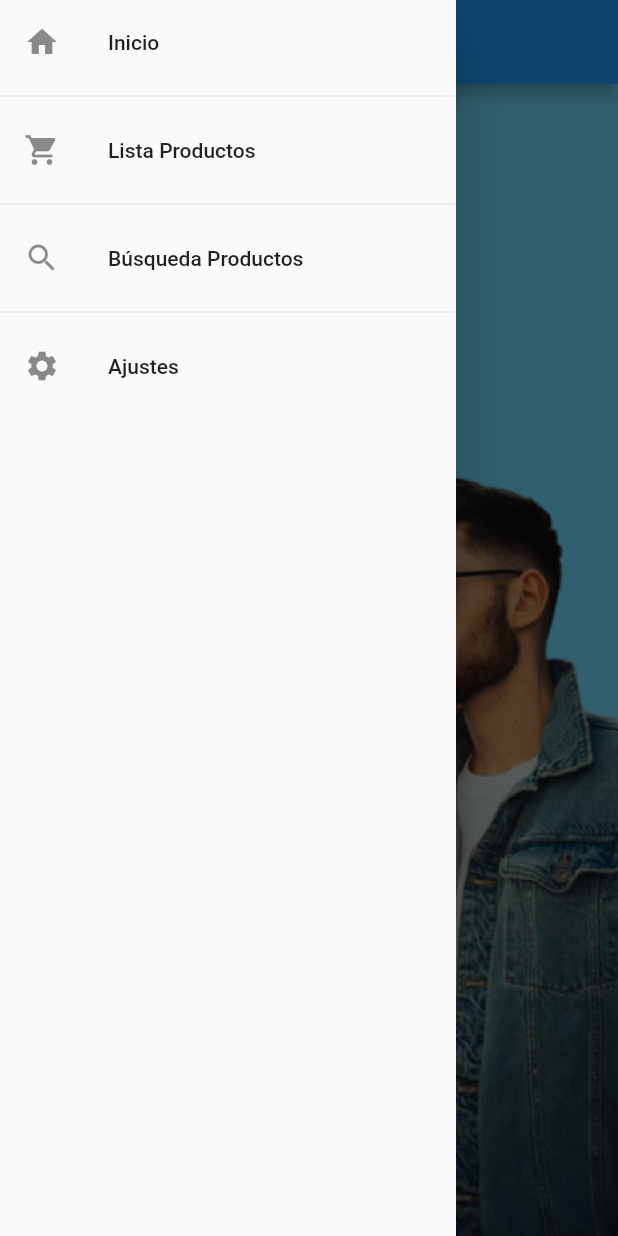
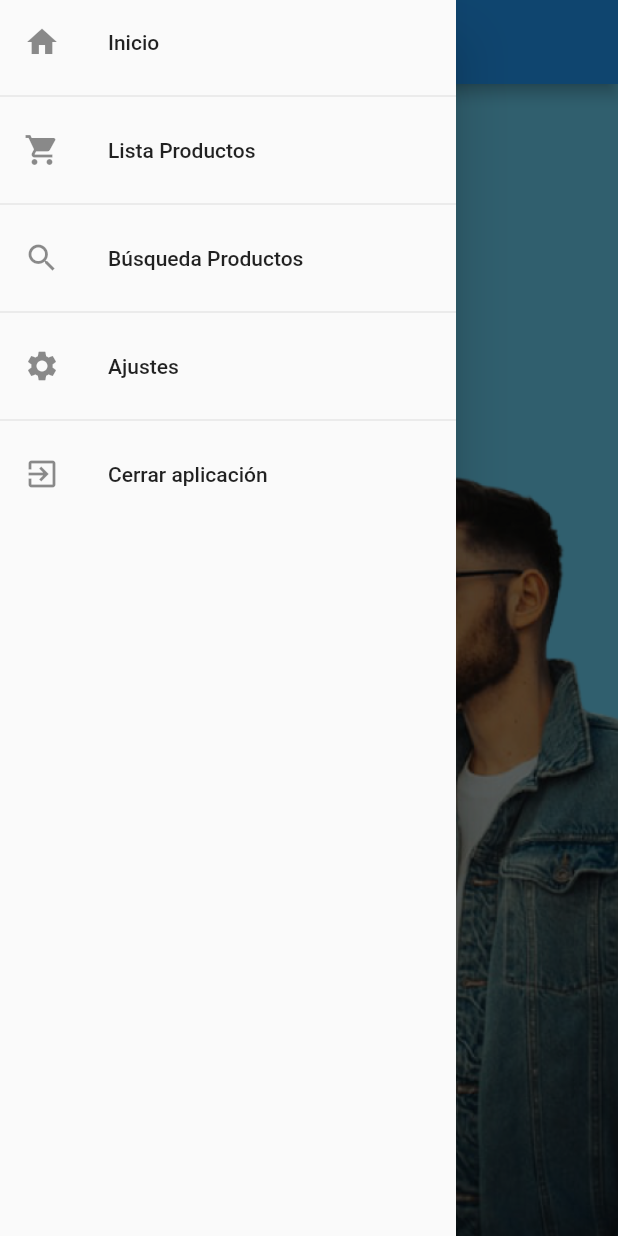
Before and after one commit to davidcafor/TFG_DAM, a Flutter app: the screen it shows after launch, with the side drawer open, on a phone screen of 412 x 824 dp. Run offline on Flutter 3.47's test engine with Material 2 defaults, Android fonts, the phone set to English and light mode, and no system bars; our stand-ins replace shared_preferences.

```diff
--- a/MOBILE/modus/lib/pages/detalle.dart
+++ b/MOBILE/modus/lib/pages/detalle.dart
@@ -50,8 +50,9 @@ class _DetalleState extends State<Detalle> {
             child: Container(
               color: Colors.grey,
               child: ip != null && producto.imagen != null
-                  ? Image.network(
-                'http://$ip${producto.imagen}',
+                  ? FadeInImage.assetNetwork(
+                placeholder: 'assets/images/placeholder.png',
+                image: 'http://$ip${producto.imagen}',
                 fit: BoxFit.cover,
               )
                   : Image.asset(
--- a/MOBILE/modus/lib/widgets/elemento_lista.dart
+++ b/MOBILE/modus/lib/widgets/elemento_lista.dart
@@ -48,8 +48,9 @@ class _ElementoListaState extends State<ElementoLista> {
             Expanded(
               flex: 2,
               child: ip != null && widget.producto.imagen != null
-                  ? Image.network(
-                'http://$ip${widget.producto.imagen}',
+                  ? FadeInImage.assetNetwork(
+                placeholder: 'assets/images/placeholder.png',
+                image: 'http://$ip${widget.producto.imagen}',
                 fit: BoxFit.cover,
               )
                   : Image.asset(
--- a/MOBILE/modus/lib/widgets/menu.dart
+++ b/MOBILE/modus/lib/widgets/menu.dart
@@ -1,4 +1,5 @@
 import 'package:flutter/material.dart';
+import 'package:flutter/services.dart';
 
 class Menu extends StatelessWidget {
   const Menu({Key? key}) : super(key: key);
@@ -39,6 +40,14 @@ class Menu extends StatelessWidget {
               Navigator.pushNamed(context, 'ajustes');
             },
           ),
+          Divider(),
+          ListTile(
+            leading: Icon(Icons.exit_to_app),
+            title: Text('Cerrar aplicación'),
+            onTap: () {
+              SystemNavigator.pop();
+            },
+          ),
         ],
       ),
     );
```
Also changed, not shown: MOBILE/modus/lib/widgets/elemento_busqueda.dart (+3 -8 lines).
